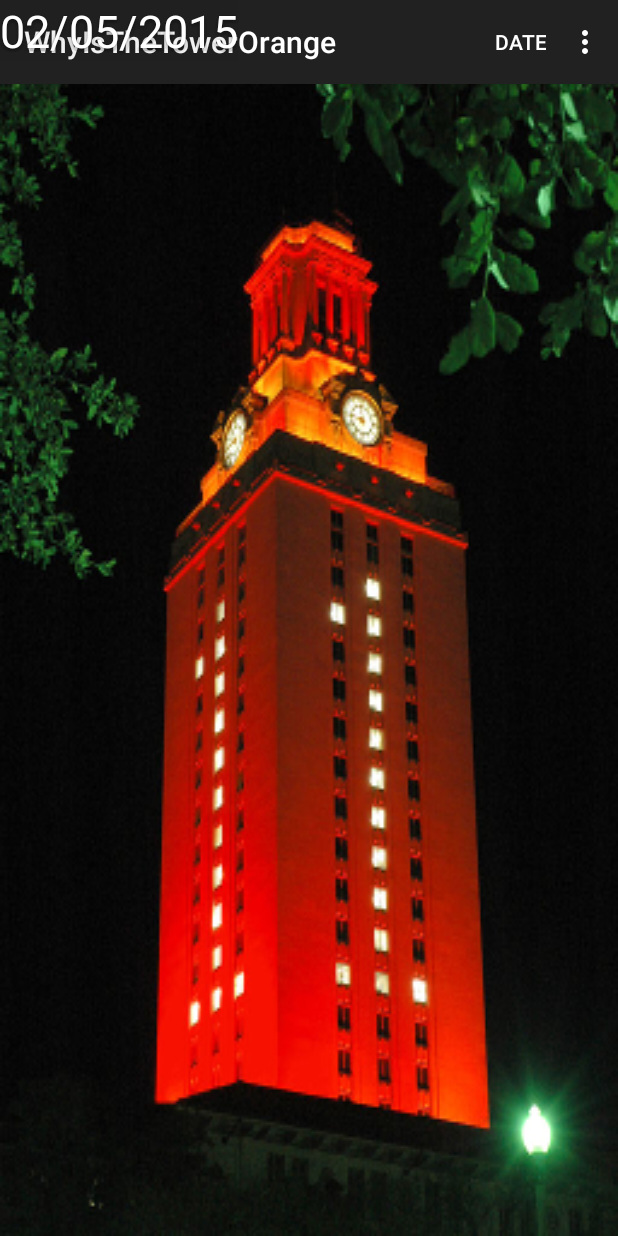
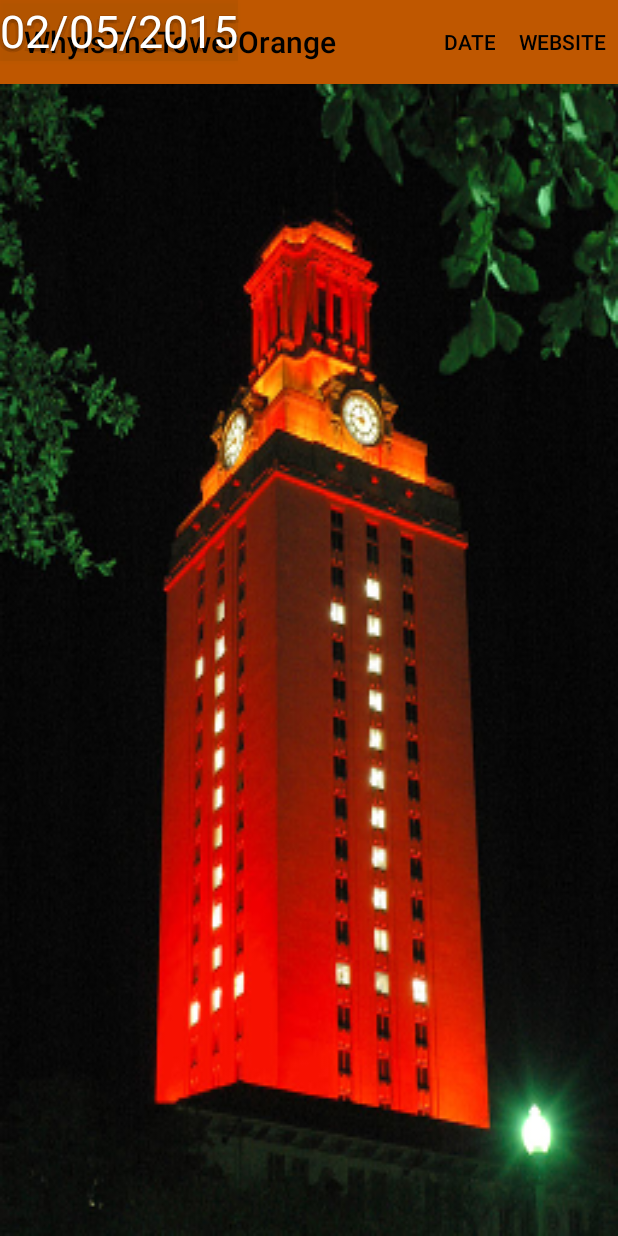
Before and after one commit to chanjoongkim/WhyIsTheTowerOrange, an Android app: the screen it shows after launch (TowerActivity), after a tap on "DATE", on a phone screen of 412 x 824 dp. Run offline under Robolectric (Android 15) with nearby library versions, the phone set to English and light mode, and no system bars.

Commit message:
Colored action bar, fixed orientation

```diff
--- a/app/src/main/java/whyisthetowerorange/example/com/whyisthetowerorange/TowerActivity.java
+++ b/app/src/main/java/whyisthetowerorange/example/com/whyisthetowerorange/TowerActivity.java
@@ -1,13 +1,13 @@
 package whyisthetowerorange.example.com.whyisthetowerorange;
 
+import android.content.Intent;
 import android.graphics.Color;
-import android.graphics.drawable.BitmapDrawable;
 import android.graphics.drawable.ColorDrawable;
+import android.net.Uri;
 import android.os.AsyncTask;
 import android.support.v7.app.ActionBarActivity;
 import android.os.Bundle;
 import android.text.Html;
-import android.util.Log;
 import android.view.Gravity;
 import android.view.LayoutInflater;
 import android.view.Menu;
@@ -17,13 +17,9 @@ import android.widget.LinearLayout;
 import android.widget.PopupWindow;
 import android.widget.ScrollView;
 import android.widget.TextView;
-import android.text.format.DateFormat;
 
-import org.apache.http.HttpEntity;
 import org.apache.http.HttpResponse;
-import org.apache.http.client.HttpClient;
 import org.apache.http.client.methods.HttpGet;
-import org.apache.http.client.methods.HttpPost;
 import org.apache.http.impl.client.DefaultHttpClient;
 
 import java.io.BufferedReader;
@@ -48,10 +44,6 @@ public class TowerActivity extends ActionBarActivity {
         textView = (TextView) findViewById(R.id.towerText);
         layout = (ScrollView) findViewById(R.id.layout);
         readWebpage();
-
-//        ActionBar actionBar = getActionBar();
-//        String dateString = android.text.format.DateFormat.format("dd-MM-yyyy hh:mm:ss", new java.util.Date());
-//        actionBar.setTitle(dateString);
     }
 
 
@@ -103,7 +95,6 @@ public class TowerActivity extends ActionBarActivity {
                 layout.setBackgroundResource(R.drawable.orangeuttower3);
                 textView.setTextColor(Color.WHITE);
                 towerIsOrange=true;
-//                textView.setText("THIS IS A VERY LONG STRING SO I CAN SEE HOW LONG STRINGS WILL LOOK IN THIS TEXT VIEW. I HOPE THIS WORKS OKAY. WHAT IS THE LIMIT OF HOW LONG THIS STRING CAN BE BEFORE IT IS TOO LONG FOR THE APP. PERHAPS I SHOULD CONSIDER CHANGING IT TO SCROLLVIEW??????? BECAUSE IF I HAVE ONE MORE LINE THEN WHAT WILL HAPPEN?? UH OH!!!!");
             }
             textView.setText(Html.fromHtml(result));
         }
@@ -119,19 +110,32 @@ public class TowerActivity extends ActionBarActivity {
         // Handle action bar item clicks here. The action bar will
         // automatically handle clicks on the Home/Up button, so long
         // as you specify a parent activity in AndroidManifest.xml.
-        int id = item.getItemId();
+        switch(item.getItemId()) {
+            case R.id.date:
+                showDate();
+                return true;
 
-        if (id == R.id.date) {
-            showDate();
-            return true;
+            case R.id.website:
+                openWebsite();
+                return true;
+
+            default:
+                return super.onOptionsItemSelected(item);
         }
 
-        //noinspection SimplifiableIfStatement
-        if (id == R.id.action_settings) {
-            return true;
-        }
-
-        return super.onOptionsItemSelected(item);
+//        int id = item.getItemId();
+//
+//        if (id == R.id.date) {
+//            showDate();
+//            return true;
+//        }
+//
+//        //noinspection SimplifiableIfStatement
+//        if (id == R.id.action_settings) {
+//            return true;
+//        }
+//
+//        return super.onOptionsItemSelected(item);
     }
 
     public void showDate() {
@@ -150,4 +154,9 @@ public class TowerActivity extends ActionBarActivity {
 
         popup.showAtLocation(layout, Gravity.CENTER, 0, 0);
     }
+
+    public void openWebsite() {
+        Intent intent = new Intent(Intent.ACTION_VIEW, Uri.parse("http://whyisthetowerorange.com"));
+        startActivity(intent);
+    }
 }
--- a/app/src/main/res/menu/menu_tower.xml
+++ b/app/src/main/res/menu/menu_tower.xml
@@ -4,16 +4,24 @@
     xmlns:tools="http://schemas.android.com/tools"
     tools:context=".TowerActivity">
 
-    <item
-        android:id="@+id/action_settings"
-        android:title="@string/action_settings"
-        android:orderInCategory="100"
-        app:showAsAction="never" />
+    <!--<item-->
+        <!--android:id="@+id/action_settings"-->
+        <!--android:title="@string/action_settings"-->
+        <!--android:orderInCategory="100"-->
+        <!--app:showAsAction="never" />-->
 
     <item
         android:id="@+id/date"
         android:title="@string/date"
+        android:orderInCategory="1"
+        app:showAsAction="ifRoom"
+        />
+
+    <item
+        android:id="@+id/website"
+        android:title="@string/website"
         android:orderInCategory="2"
         app:showAsAction="ifRoom"
         />
+
 </menu>
--- a/app/src/main/res/values/strings.xml
+++ b/app/src/main/res/values/strings.xml
@@ -4,4 +4,5 @@
     <string name="action_settings">Settings</string>
     <string name="date">Date</string>
     <string name="datepopup">dd/mm/yyyy</string>
+    <string name="website">Website</string>
 </resources>
--- a/app/src/main/res/values/styles.xml
+++ b/app/src/main/res/values/styles.xml
@@ -1,8 +1,41 @@
 <resources>
 
-    <!-- Base application theme. -->
-    <style name="AppTheme" parent="Theme.AppCompat.Light.DarkActionBar">
-        <!-- Customize your theme here. -->
+    <!-- the theme applied to the application or activity -->
+    <style name="TowerActionBarTheme"
+        parent="Theme.AppCompat.Light.DarkActionBar">
+        <item name="colorPrimary">#BF5700</item>
+        <item name="android:actionBarStyle">@style/MyActionBar</item>
+        <item name="android:actionBarTabTextStyle">@style/TabTextStyle</item>
+        <item name="android:actionMenuTextColor">#000000</item>
+
+
+        <!-- Support library compatibility -->
+        <item name="actionBarStyle">@style/MyActionBar</item>
+        <item name="actionBarTabTextStyle">@style/TabTextStyle</item>
+        <item name="actionMenuTextColor">#000000</item>
+    </style>
+
+    <!-- general styles for the action bar -->
+    <style name="MyActionBar"
+        parent="@style/Widget.AppCompat.ActionBar.Solid">
+        <item name="android:titleTextStyle">@style/TitleTextStyle</item>
+        <item name="android:background">#BF5700</item>
+
+        <!-- Support library compatibility -->
+        <item name="titleTextStyle">@style/TitleTextStyle</item>
+        <!--<item name="background">#000000</item>-->
+    </style>
+
+    <!-- action bar title text -->
+    <style name="TitleTextStyle"
+        parent="@style/TextAppearance.AppCompat.Widget.ActionBar.Title">
+        <item name="android:textColor">#000000</item>
+    </style>
+
+    <!-- action bar tab text -->
+    <style name="TabTextStyle"
+        parent="@style/Widget.AppCompat.ActionBar.TabText">
+        <item name="android:textColor">#000000</item>
     </style>
 
 </resources>
```
Also changed, not shown: app/src/main/AndroidManifest.xml (+7 -3 lines), app/src/main/res/layout/tower_activity_actionbar.xml (deleted, +0 -27 lines).
